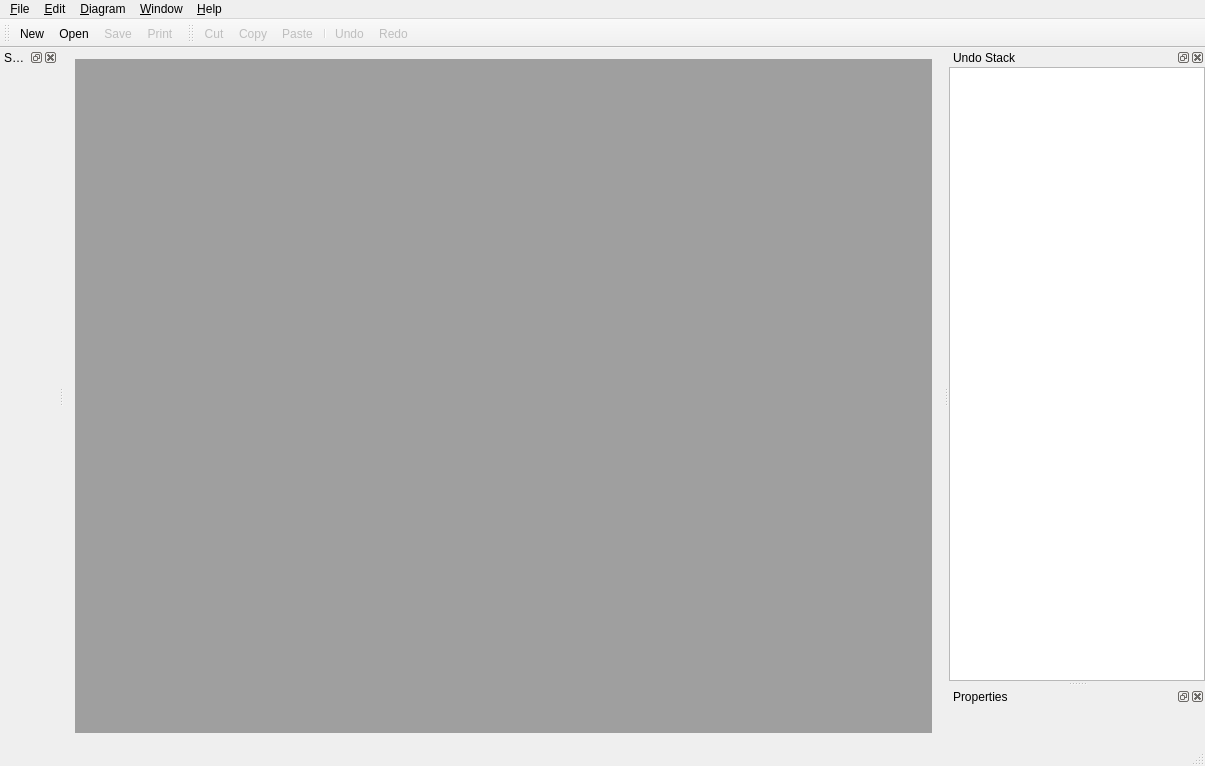
BackupTheBerlios/qdiagramtoolkit, file qdiagramdraw/mainwindow.ui: the form before one commit.
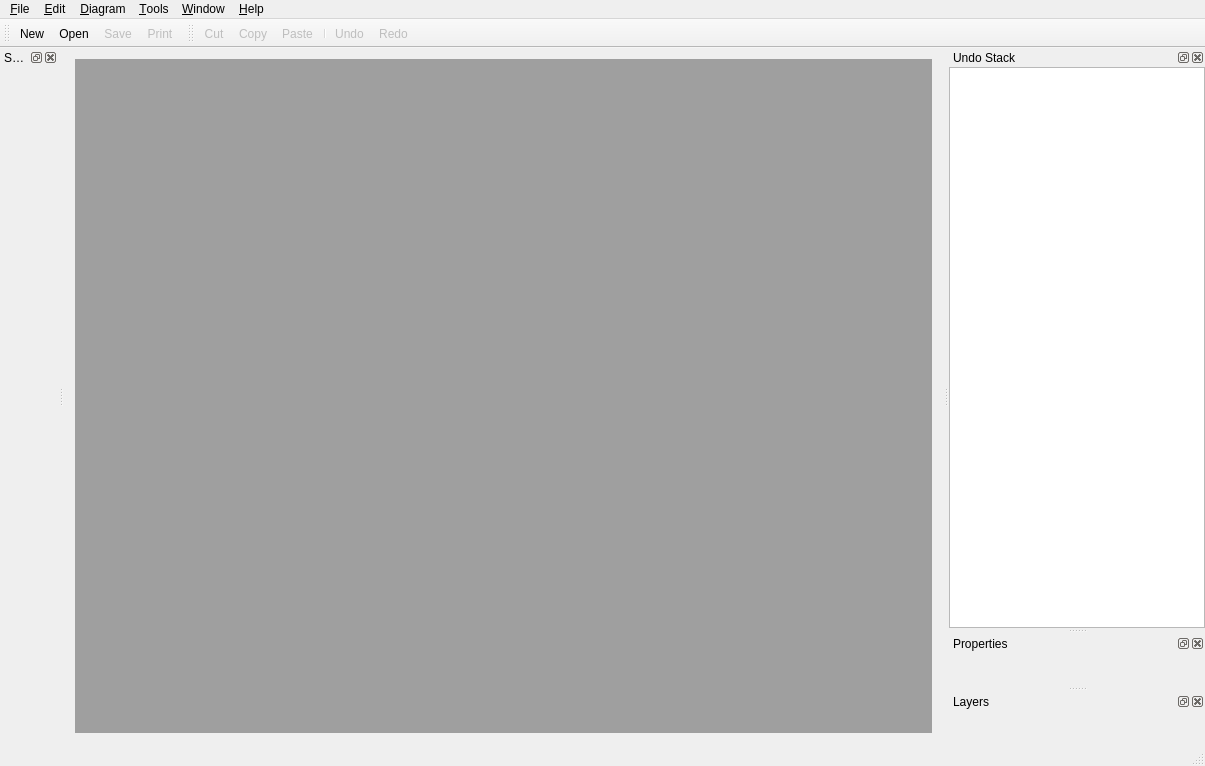
The form after the commit. Icons and pictures are not drawn. Custom widgets are drawn as their Qt base class.

```diff
--- a/qdiagramdraw/mainwindow.ui
+++ b/qdiagramdraw/mainwindow.ui
@@ -74,9 +74,16 @@
     </property>
     <addaction name="simulatorAction"/>
    </widget>
+   <widget class="QMenu" name="toolsMenu">
+    <property name="title">
+     <string>&amp;Tools</string>
+    </property>
+    <addaction name="scriptEditorAction"/>
+   </widget>
    <addaction name="fileMenu"/>
    <addaction name="editMenu"/>
    <addaction name="menu_Diagram"/>
+   <addaction name="toolsMenu"/>
    <addaction name="windowMenu"/>
    <addaction name="helpMenu"/>
   </widget>
@@ -164,6 +171,15 @@
    <addaction name="undoAction"/>
    <addaction name="redoAction"/>
   </widget>
+  <widget class="QDockWidget" name="layersDockWidget">
+   <property name="windowTitle">
+    <string>Layers</string>
+   </property>
+   <attribute name="dockWidgetArea">
+    <number>2</number>
+   </attribute>
+   <widget class="QDiagramLayersView" name="layersView"/>
+  </widget>
   <action name="exitAction">
    <property name="text">
     <string>&amp;Exit</string>
@@ -389,6 +405,12 @@
    <header>qundoview.h</header>
    <container>1</container>
   </customwidget>
+  <customwidget>
+   <class>QDiagramLayersView</class>
+   <extends>QWidget</extends>
+   <header>qdiagramlayersview.h</header>
+   <container>1</container>
+  </customwidget>
  </customwidgets>
  <resources>
   <include location="qdiagramdraw.qrc"/>
```
Left out of the diff: 192 changed lines with no effect on the pictures.
